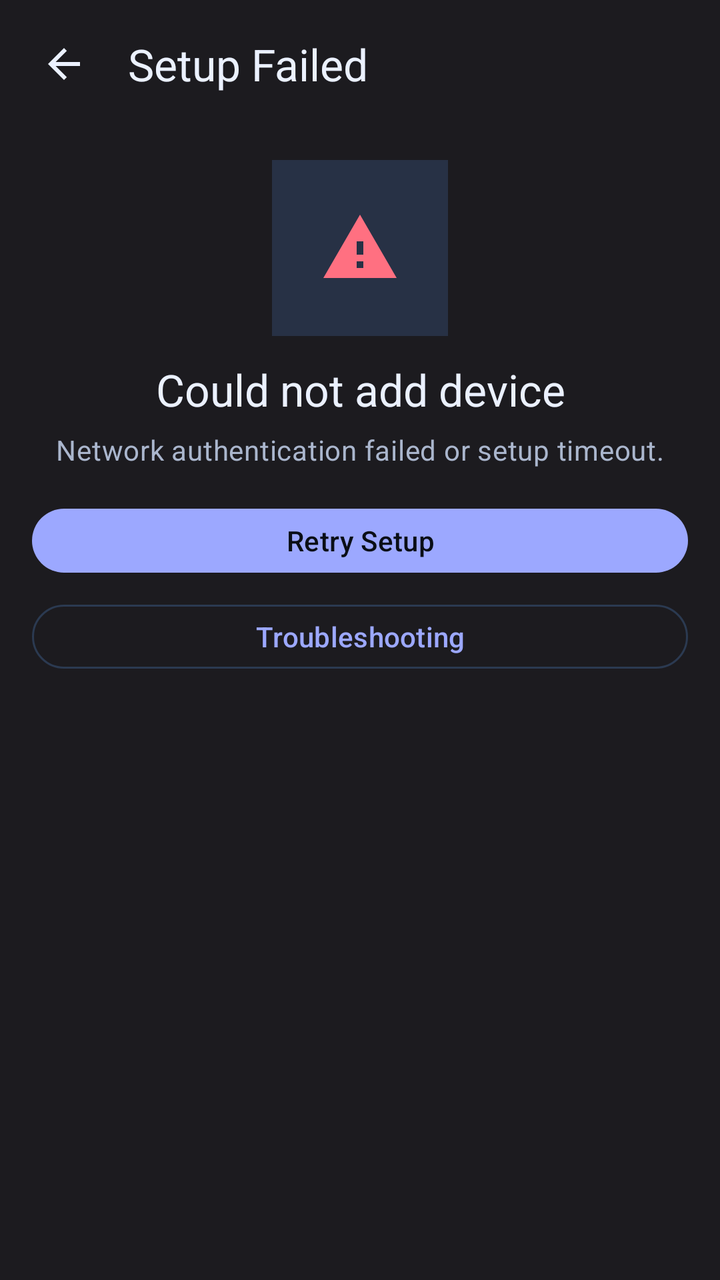
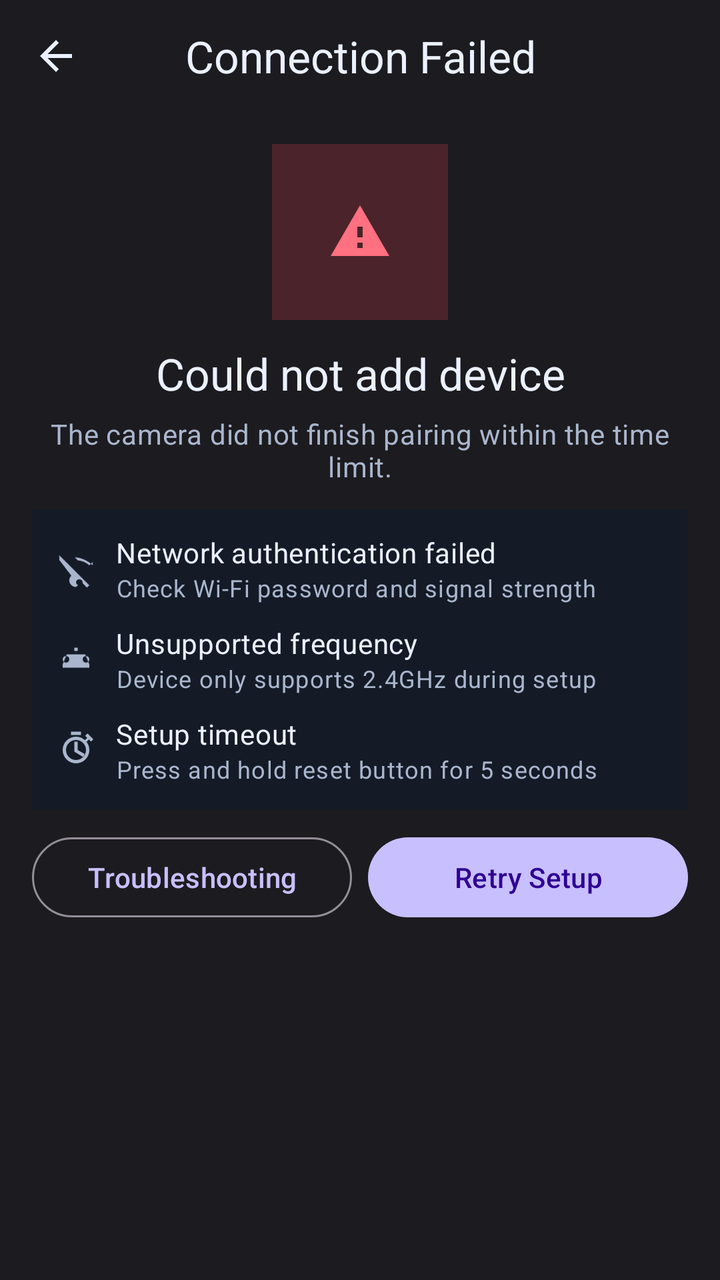

An Android layout rendered at two revisions. The XML below is the earlier revision; the diff shows what the commit changed to produce the second picture.
<!-- AndroidManifest.xml: application theme Theme.RealLive -->
<!-- res/layout/activity_camera_connect_failed.xml -->
<?xml version="1.0" encoding="utf-8"?>
<LinearLayout xmlns:android="http://schemas.android.com/apk/res/android"
    xmlns:app="http://schemas.android.com/apk/res-auto"
    android:layout_width="match_parent"
    android:layout_height="match_parent"
    android:background="@color/auth_bg"
    android:orientation="vertical">

    <com.google.android.material.appbar.MaterialToolbar
        android:layout_width="match_parent"
        android:layout_height="wrap_content"
        android:background="@android:color/transparent"
        android:paddingStart="4dp"
        android:paddingEnd="4dp"
        app:navigationIcon="@drawable/ic_arrow_back_24"
        app:navigationIconTint="?attr/colorOnBackground"
        app:title="Setup Failed"
        app:titleTextColor="?attr/colorOnBackground" />

    <LinearLayout
        android:layout_width="match_parent"
        android:layout_height="0dp"
        android:layout_weight="1"
        android:gravity="center_horizontal"
        android:orientation="vertical"
        android:padding="16dp">

        <ImageView
            android:layout_width="88dp"
            android:layout_height="88dp"
            android:background="@color/rl_status_offline_bg"
            android:padding="24dp"
            android:src="@drawable/ic_rl_error_24"
            android:tint="@color/rl_error" />

        <TextView
            android:layout_width="match_parent"
            android:layout_height="wrap_content"
            android:layout_marginTop="12dp"
            android:gravity="center"
            android:text="Could not add device"
            android:textAppearance="@style/TextAppearance.Material3.TitleLarge"
            android:textColor="?attr/colorOnBackground" />

        <TextView
            android:layout_width="match_parent"
            android:layout_height="wrap_content"
            android:layout_marginTop="6dp"
            android:gravity="center"
            android:text="Network authentication failed or setup timeout."
            android:textAppearance="@style/TextAppearance.Material3.BodyMedium"
            android:textColor="?attr/colorOnSurfaceVariant" />

        <com.google.android.material.button.MaterialButton
            android:id="@+id/camera_failed_retry"
            android:layout_width="match_parent"
            android:layout_height="40dp"
            android:layout_marginTop="16dp"
            android:text="Retry Setup"
            android:textAllCaps="false" />

        <com.google.android.material.button.MaterialButton
            android:id="@+id/camera_failed_troubleshooting"
            style="?attr/materialButtonOutlinedStyle"
            android:layout_width="match_parent"
            android:layout_height="40dp"
            android:layout_marginTop="8dp"
            android:text="Troubleshooting"
            android:textAllCaps="false" />
    </LinearLayout>

</LinearLayout>
<!-- resources referenced by this layout -->
<resources>
  <color name="rl_status_offline_bg">#273145</color>
  <!-- drawable ic_arrow_back_24 (drawable) -->
  <vector xmlns:android="http://schemas.android.com/apk/res/android"
      android:width="24dp"
      android:height="24dp"
      android:viewportWidth="24"
      android:viewportHeight="24">
      <path
          android:fillColor="#111827"
          android:pathData="M20,11H7.83l5.59,-5.59L12,4l-8,8l8,8l1.41,-1.41L7.83,13H20v-2z" />
  </vector>
  <style name="Theme.RealLive" parent="Theme.Material3.DayNight.NoActionBar">
          <item name="colorPrimary">@color/rl_brand</item>
          <item name="colorOnPrimary">@color/rl_bg</item>
          <item name="colorPrimaryContainer">@color/rl_brand_soft</item>
          <item name="colorOnPrimaryContainer">@color/rl_text_primary</item>
  
          <item name="colorSecondary">@color/rl_secondary</item>
          <item name="colorOnSecondary">@color/rl_bg</item>
          <item name="colorSecondaryContainer">@color/rl_secondary_soft</item>
          <item name="colorOnSecondaryContainer">@color/rl_text_primary</item>
  
          <item name="colorTertiary">@color/rl_tertiary</item>
          <item name="colorOnTertiary">@color/rl_bg</item>
          <item name="colorTertiaryContainer">@color/rl_tertiary_soft</item>
          <item name="colorOnTertiaryContainer">@color/rl_text_primary</item>
  
          <item name="colorError">@color/rl_error</item>
          <item name="colorOnError">@color/rl_bg</item>
  
          <item name="colorSurface">@color/rl_surface</item>
          <item name="colorOnSurface">@color/rl_text_primary</item>
          <item name="colorSurfaceVariant">@color/rl_surface_alt</item>
          <item name="colorOnSurfaceVariant">@color/rl_text_secondary</item>
          <item name="colorOutline">@color/rl_border</item>
          <item name="colorOutlineVariant">@color/rl_border</item>
  
          <item name="android:colorBackground">@color/rl_bg</item>
          <item name="colorOnBackground">@color/rl_text_primary</item>
          <item name="android:windowBackground">@color/rl_bg</item>
  
          <item name="android:statusBarColor">@color/rl_bg</item>
          <item name="android:navigationBarColor">@color/rl_bg</item>
          <item name="android:windowLightStatusBar">false</item>
          <item name="android:windowLightNavigationBar">false</item>
      </style>
  <!-- unchanged entries left out for length: 15 -->
</resources>

<!-- the commit's change to res/layout/activity_camera_connect_failed.xml (unified diff, before → after) -->
@@ -6,67 +6,226 @@
     android:background="@color/auth_bg"
     android:orientation="vertical">
 
-    <com.google.android.material.appbar.MaterialToolbar
+    <LinearLayout
         android:layout_width="match_parent"
-        android:layout_height="wrap_content"
-        android:background="@android:color/transparent"
-        android:paddingStart="4dp"
-        android:paddingEnd="4dp"
-        app:navigationIcon="@drawable/ic_arrow_back_24"
-        app:navigationIconTint="?attr/colorOnBackground"
-        app:title="Setup Failed"
-        app:titleTextColor="?attr/colorOnBackground" />
-
-    <LinearLayout
+        android:layout_height="56dp"
+        android:gravity="center_vertical"
+        android:paddingStart="8dp"
+        android:paddingEnd="8dp">
+
+        <ImageButton
+            android:id="@+id/camera_failed_back"
+            android:layout_width="40dp"
+            android:layout_height="40dp"
+            android:background="@android:color/transparent"
+            android:contentDescription="Back"
+            android:src="@drawable/ic_arrow_back_24"
+            android:tint="?attr/colorOnBackground" />
+
+        <TextView
+            android:layout_width="0dp"
+            android:layout_height="wrap_content"
+            android:layout_weight="1"
+            android:gravity="center"
+            android:text="Connection Failed"
+            android:textAppearance="@style/TextAppearance.Material3.TitleLarge"
+            android:textColor="?attr/colorOnBackground" />
+
+        <View
+            android:layout_width="40dp"
+            android:layout_height="40dp" />
+    </LinearLayout>
+
+    <ScrollView
         android:layout_width="match_parent"
         android:layout_height="0dp"
         android:layout_weight="1"
-        android:gravity="center_horizontal"
-        android:orientation="vertical"
-        android:padding="16dp">
-
-        <ImageView
-            android:layout_width="88dp"
-            android:layout_height="88dp"
-            android:background="@color/rl_status_offline_bg"
-            android:padding="24dp"
-            android:src="@drawable/ic_rl_error_24"
-            android:tint="@color/rl_error" />
-
-        <TextView
+        android:scrollbars="none">
+
+        <LinearLayout
             android:layout_width="match_parent"
             android:layout_height="wrap_content"
-            android:layout_marginTop="12dp"
-            android:gravity="center"
-            android:text="Could not add device"
-            android:textAppearance="@style/TextAppearance.Material3.TitleLarge"
-            android:textColor="?attr/colorOnBackground" />
-
-        <TextView
-            android:layout_width="match_parent"
-            android:layout_height="wrap_content"
-            android:layout_marginTop="6dp"
-            android:gravity="center"
-            android:text="Network authentication failed or setup timeout."
-            android:textAppearance="@style/TextAppearance.Material3.BodyMedium"
-            android:textColor="?attr/colorOnSurfaceVariant" />
-
-        <com.google.android.material.button.MaterialButton
-            android:id="@+id/camera_failed_retry"
-            android:layout_width="match_parent"
-            android:layout_height="40dp"
-            android:layout_marginTop="16dp"
-            android:text="Retry Setup"
-            android:textAllCaps="false" />
-
-        <com.google.android.material.button.MaterialButton
-            android:id="@+id/camera_failed_troubleshooting"
-            style="?attr/materialButtonOutlinedStyle"
-            android:layout_width="match_parent"
-            android:layout_height="40dp"
-            android:layout_marginTop="8dp"
-            android:text="Troubleshooting"
-            android:textAllCaps="false" />
-    </LinearLayout>
+            android:orientation="vertical"
+            android:padding="16dp">
+
+            <FrameLayout
+                android:layout_width="88dp"
+                android:layout_height="88dp"
+                android:layout_gravity="center_horizontal"
+                android:background="#4B232A">
+
+                <ImageView
+                    android:layout_width="32dp"
+                    android:layout_height="32dp"
+                    android:layout_gravity="center"
+                    android:src="@drawable/ic_rl_error_24"
+                    android:tint="@color/rl_error" />
+            </FrameLayout>
+
+            <TextView
+                android:layout_width="match_parent"
+                android:layout_height="wrap_content"
+                android:layout_marginTop="12dp"
+                android:gravity="center"
+                android:text="Could not add device"
+                android:textAppearance="@style/TextAppearance.Material3.TitleLarge"
+                android:textColor="?attr/colorOnBackground" />
+
+            <TextView
+                android:layout_width="match_parent"
+                android:layout_height="wrap_content"
+                android:layout_marginTop="6dp"
+                android:gravity="center"
+                android:text="The camera did not finish pairing within the time limit."
+                android:textAppearance="@style/TextAppearance.Material3.BodyMedium"
+                android:textColor="?attr/colorOnSurfaceVariant" />
+
+            <LinearLayout
+                android:layout_width="match_parent"
+                android:layout_height="wrap_content"
+                android:layout_marginTop="12dp"
+                android:background="@color/rl_surface"
+                android:orientation="vertical"
+                android:padding="12dp">
+
+                <LinearLayout
+                    android:layout_width="match_parent"
+                    android:layout_height="wrap_content"
+                    android:gravity="center_vertical"
+                    android:orientation="horizontal">
+
+                    <ImageView
+                        android:layout_width="20dp"
+                        android:layout_height="20dp"
+                        android:src="@drawable/ic_rl_wifi_off_24"
+                        android:tint="?attr/colorOnSurfaceVariant" />
+
+                    <LinearLayout
+                        android:layout_width="0dp"
+                        android:layout_height="wrap_content"
+                        android:layout_marginStart="10dp"
+                        android:layout_weight="1"
+                        android:orientation="vertical">
+
+                        <TextView
+                            android:layout_width="match_parent"
+                            android:layout_height="wrap_content"
+                            android:text="Network authentication failed"
+                            android:textAppearance="@style/TextAppearance.Material3.BodyMedium"
+                            android:textColor="?attr/colorOnSurface" />
+
+                        <TextView
+                            android:layout_width="match_parent"
+                            android:layout_height="wrap_content"
+                            android:text="Check Wi-Fi password and signal strength"
+                            android:textAppearance="@style/TextAppearance.Material3.BodySmall"
+                            android:textColor="?attr/colorOnSurfaceVariant" />
+                    </LinearLayout>
+                </LinearLayout>
+
+                <LinearLayout
+                    android:layout_width="match_parent"
+                    android:layout_height="wrap_content"
+                    android:layout_marginTop="10dp"
+                    android:gravity="center_vertical"
+                    android:orientation="horizontal">
+
+                    <ImageView
+                        android:layout_width="20dp"
+                        android:layout_height="20dp"
+                        android:src="@drawable/ic_rl_router_24"
+                        android:tint="?attr/colorOnSurfaceVariant" />
+
+                    <LinearLayout
+                        android:layout_width="0dp"
+                        android:layout_height="wrap_content"
+                        android:layout_marginStart="10dp"
+                        android:layout_weight="1"
+                        android:orientation="vertical">
+
+                        <TextView
+                            android:layout_width="match_parent"
+                            android:layout_height="wrap_content"
+                            android:text="Unsupported frequency"
+                            android:textAppearance="@style/TextAppearance.Material3.BodyMedium"
+                            android:textColor="?attr/colorOnSurface" />
+
+                        <TextView
+                            android:layout_width="match_parent"
+                            android:layout_height="wrap_content"
+                            android:text="Device only supports 2.4GHz during setup"
+                            android:textAppearance="@style/TextAppearance.Material3.BodySmall"
+                            android:textColor="?attr/colorOnSurfaceVariant" />
+                    </LinearLayout>
+                </LinearLayout>
+
+                <LinearLayout
+                    android:layout_width="match_parent"
+                    android:layout_height="wrap_content"
+                    android:layout_marginTop="10dp"
+                    android:gravity="center_vertical"
+                    android:orientation="horizontal">
+
+                    <ImageView
+                        android:layout_width="20dp"
+                        android:layout_height="20dp"
+                        android:src="@drawable/ic_rl_timer_off_24"
+                        android:tint="?attr/colorOnSurfaceVariant" />
+
+                    <LinearLayout
+                        android:layout_width="0dp"
+                        android:layout_height="wrap_content"
+                        android:layout_marginStart="10dp"
+                        android:layout_weight="1"
+                        android:orientation="vertical">
+
+                        <TextView
+                            android:layout_width="match_parent"
+                            android:layout_height="wrap_content"
+                            android:text="Setup timeout"
+                            android:textAppearance="@style/TextAppearance.Material3.BodyMedium"
+                            android:textColor="?attr/colorOnSurface" />
+
+                        <TextView
+                            android:layout_width="match_parent"
+                            android:layout_height="wrap_content"
+                            android:text="Press and hold reset button for 5 seconds"
+                            android:textAppearance="@style/TextAppearance.Material3.BodySmall"
+                            android:textColor="?attr/colorOnSurfaceVariant" />
+                    </LinearLayout>
+                </LinearLayout>
+            </LinearLayout>
+
+            <LinearLayout
+                android:layout_width="match_parent"
+                android:layout_height="wrap_content"
+                android:layout_marginTop="14dp"
+                android:orientation="horizontal">
+
+                <TextView
+                    android:id="@+id/camera_failed_troubleshooting"
+                    android:layout_width="0dp"
+                    android:layout_height="40dp"
+                    android:layout_weight="1"
+                    android:background="@drawable/bg_btn_outline"
+                    android:gravity="center"
+                    android:text="Troubleshooting"
+                    android:textAppearance="@style/TextAppearance.Material3.LabelLarge"
+                    android:textColor="@color/auth_primary" />
+
+                <TextView
+                    android:id="@+id/camera_failed_retry"
+                    android:layout_width="0dp"
+                    android:layout_height="40dp"
+                    android:layout_marginStart="8dp"
+                    android:layout_weight="1"
+                    android:background="@drawable/bg_btn_primary"
+                    android:gravity="center"
+                    android:text="Retry Setup"
+                    android:textAppearance="@style/TextAppearance.Material3.LabelLarge"
+                    android:textColor="@color/auth_on_primary" />
+            </LinearLayout>
+        </LinearLayout>
+    </ScrollView>
 
 </LinearLayout>
<!-- resource entries referenced after the edit -->
@@ -1,6 +1,18 @@
 <!-- resources referenced by this layout -->
 <resources>
-  <color name="rl_status_offline_bg">#273145</color>
+  <color name="auth_on_primary">#2F0094</color>
+  <color name="auth_primary">#C8BFFF</color>
+  <!-- drawable bg_btn_outline (drawable) -->
+  <shape xmlns:android="http://schemas.android.com/apk/res/android">
+      <solid android:color="@android:color/transparent" />
+      <stroke android:width="1dp" android:color="#938F99" />
+      <corners android:radius="999dp" />
+  </shape>
+  <!-- drawable bg_btn_primary (drawable) -->
+  <shape xmlns:android="http://schemas.android.com/apk/res/android">
+      <solid android:color="@color/auth_primary" />
+      <corners android:radius="999dp" />
+  </shape>
   <!-- drawable ic_arrow_back_24 (drawable) -->
   <vector xmlns:android="http://schemas.android.com/apk/res/android"
       android:width="24dp"
@@ -8,8 +20,38 @@
       android:viewportWidth="24"
       android:viewportHeight="24">
       <path
-          android:fillColor="#111827"
+          android:fillColor="@color/rl_text_primary"
           android:pathData="M20,11H7.83l5.59,-5.59L12,4l-8,8l8,8l1.41,-1.41L7.83,13H20v-2z" />
+  </vector>
+  <!-- drawable ic_rl_router_24 (drawable) -->
+  <vector xmlns:android="http://schemas.android.com/apk/res/android"
+      android:width="24dp"
+      android:height="24dp"
+      android:viewportWidth="24"
+      android:viewportHeight="24">
+      <path
+          android:fillColor="@android:color/white"
+          android:pathData="M6,10a2,2 0,1 0,0 4a2,2 0,1 0,0 -4zm12,0a2,2 0,1 0,0 4a2,2 0,1 0,0 -4zM4,17h16v-2H4v2zm2.5,-8h11l2.5,6H4l2.5,-6zm4.5,-4h2v2h-2z" />
+  </vector>
+  <!-- drawable ic_rl_timer_off_24 (drawable) -->
+  <vector xmlns:android="http://schemas.android.com/apk/res/android"
+      android:width="24dp"
+      android:height="24dp"
+      android:viewportWidth="24"
+      android:viewportHeight="24">
+      <path
+          android:fillColor="@android:color/white"
+          android:pathData="M9,1h6v2H9z" />
+      <path
+          android:fillColor="@android:color/white"
+          android:pathData="M13,7h-2v6l5.25,3.15 1,-1.72 -4.25,-2.43z" />
+      <path
+          android:fillColor="@android:color/white"
+          android:pathData="M12,4a8,8 0,1 0,8 8c0,-1.85 -0.63,-3.55 -1.69,-4.9l1.42,-1.42 1.27,1.27 1.41,-1.41 -3.5,-3.5 -1.41,1.41 1.27,1.27 -1.42,1.42A7.95,7.95 0,0 0,12 4zm0,2a6,6 0,1 1,0 12a6,6 0,1 1,0 -12z" />
+  </vector>
+  <!-- drawable ic_rl_wifi_off_24 (drawable) -->
+  <vector xmlns:android="http://schemas.android.com/apk/res/android" android:width="24dp" android:height="24dp" android:viewportWidth="24" android:viewportHeight="24">
+    <path android:fillColor="#FFFFFFFF" android:pathData="M2,4l18,18l-1.4,1.4L16,20.8A2,2 0 0,0 12,20a2,2 0 0,0 1.2,1.8L12,23a4,4 0 0,1 -4,-4a4,4 0 0,1 1.2,-2.8L2,6.8zM22,8l-2,2a12,12 0 0,0 -7,-3l-1.8,-1.8c4,0.2 7.7,1.8 10.8,4.8z"/>
   </vector>
   <style name="Theme.RealLive" parent="Theme.Material3.DayNight.NoActionBar">
           <item name="colorPrimary">@color/rl_brand</item>
@@ -40,6 +82,7 @@
           <item name="android:colorBackground">@color/rl_bg</item>
           <item name="colorOnBackground">@color/rl_text_primary</item>
           <item name="android:windowBackground">@color/rl_bg</item>
+          <item name="android:textColorHighlight">@android:color/transparent</item>
   
           <item name="android:statusBarColor">@color/rl_bg</item>
           <item name="android:navigationBarColor">@color/rl_bg</item>
